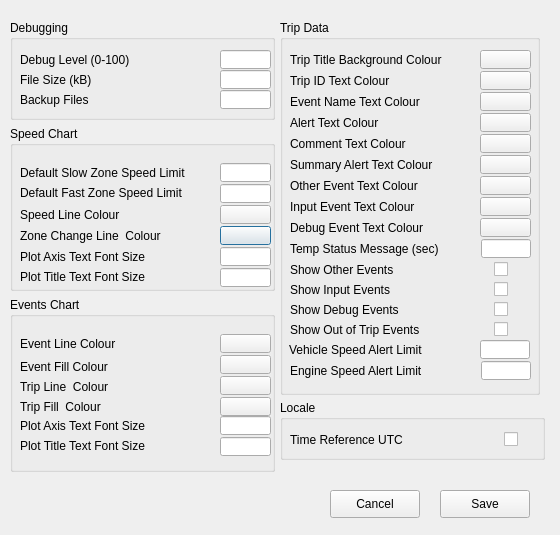
First picture: the form in preferences.ui, repository mikecv/etscrape, before the edit.
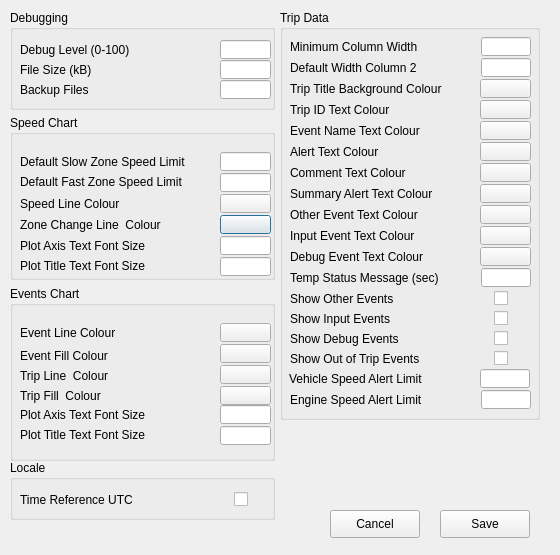
Second picture: the form after the edit.

Patch:
```diff
--- a/preferences.ui
+++ b/preferences.ui
@@ -10,7 +10,7 @@
     <x>0</x>
     <y>0</y>
     <width>560</width>
-    <height>535</height>
+    <height>555</height>
    </rect>
   </property>
   <property name="sizePolicy">
@@ -22,13 +22,13 @@
   <property name="minimumSize">
    <size>
     <width>560</width>
-    <height>535</height>
+    <height>555</height>
    </size>
   </property>
   <property name="maximumSize">
    <size>
     <width>560</width>
-    <height>535</height>
+    <height>555</height>
    </size>
   </property>
   <property name="windowTitle">
@@ -38,7 +38,7 @@
    <property name="geometry">
     <rect>
      <x>10</x>
-     <y>126</y>
+     <y>115</y>
      <width>265</width>
      <height>165</height>
     </rect>
@@ -249,21 +249,21 @@
    <property name="geometry">
     <rect>
      <x>280</x>
-     <y>20</y>
+     <y>10</y>
      <width>260</width>
-     <height>375</height>
+     <height>410</height>
     </rect>
    </property>
    <property name="minimumSize">
     <size>
      <width>260</width>
-     <height>375</height>
+     <height>410</height>
     </size>
    </property>
    <property name="maximumSize">
     <size>
      <width>260</width>
-     <height>375</height>
+     <height>410</height>
     </size>
    </property>
    <property name="title">
@@ -273,7 +273,7 @@
     <property name="geometry">
      <rect>
       <x>10</x>
-      <y>30</y>
+      <y>69</y>
       <width>181</width>
       <height>20</height>
      </rect>
@@ -286,7 +286,7 @@
     <property name="geometry">
      <rect>
       <x>200</x>
-      <y>30</y>
+      <y>69</y>
       <width>51</width>
       <height>19</height>
      </rect>
@@ -302,7 +302,7 @@
     <property name="geometry">
      <rect>
       <x>10</x>
-      <y>51</y>
+      <y>90</y>
       <width>181</width>
       <height>20</height>
      </rect>
@@ -315,7 +315,7 @@
     <property name="geometry">
      <rect>
       <x>200</x>
-      <y>51</y>
+      <y>90</y>
       <width>51</width>
       <height>19</height>
      </rect>
@@ -331,7 +331,7 @@
     <property name="geometry">
      <rect>
       <x>200</x>
-      <y>72</y>
+      <y>111</y>
       <width>51</width>
       <height>19</height>
      </rect>
@@ -347,7 +347,7 @@
     <property name="geometry">
      <rect>
       <x>10</x>
-      <y>72</y>
+      <y>111</y>
       <width>181</width>
       <height>19</height>
      </rect>
@@ -360,7 +360,7 @@
     <property name="geometry">
      <rect>
       <x>200</x>
-      <y>93</y>
+      <y>132</y>
       <width>51</width>
       <height>19</height>
      </rect>
@@ -376,7 +376,7 @@
     <property name="geometry">
      <rect>
       <x>10</x>
-      <y>93</y>
+      <y>132</y>
       <width>181</width>
       <height>19</height>
      </rect>
@@ -389,7 +389,7 @@
     <property name="geometry">
      <rect>
       <x>10</x>
-      <y>114</y>
+      <y>153</y>
       <width>181</width>
       <height>19</height>
      </rect>
@@ -402,7 +402,7 @@
     <property name="geometry">
      <rect>
       <x>200</x>
-      <y>114</y>
+      <y>153</y>
       <width>51</width>
       <height>19</height>
      </rect>
@@ -418,7 +418,7 @@
     <property name="geometry">
      <rect>
       <x>10</x>
-      <y>135</y>
+      <y>174</y>
       <width>181</width>
       <height>19</height>
      </rect>
@@ -431,7 +431,7 @@
     <property name="geometry">
      <rect>
       <x>200</x>
-      <y>135</y>
+      <y>174</y>
       <width>51</width>
       <height>19</height>
      </rect>
@@ -447,7 +447,7 @@
     <property name="geometry">
      <rect>
       <x>200</x>
-      <y>198</y>
+      <y>237</y>
       <width>51</width>
       <height>19</height>
      </rect>
@@ -463,7 +463,7 @@
     <property name="geometry">
      <rect>
       <x>10</x>
-      <y>156</y>
+      <y>195</y>
       <width>181</width>
       <height>19</height>
      </rect>
@@ -476,7 +476,7 @@
     <property name="geometry">
      <rect>
       <x>200</x>
-      <y>156</y>
+      <y>195</y>
       <width>51</width>
       <height>19</height>
      </rect>
@@ -492,7 +492,7 @@
     <property name="geometry">
      <rect>
       <x>10</x>
-      <y>177</y>
+      <y>216</y>
       <width>181</width>
       <height>19</height>
      </rect>
@@ -505,7 +505,7 @@
     <property name="geometry">
      <rect>
       <x>200</x>
-      <y>177</y>
+      <y>216</y>
       <width>51</width>
       <height>19</height>
      </rect>
@@ -521,7 +521,7 @@
     <property name="geometry">
      <rect>
       <x>10</x>
-      <y>198</y>
+      <y>237</y>
       <width>181</width>
       <height>19</height>
      </rect>
@@ -534,7 +534,7 @@
     <property name="geometry">
      <rect>
       <x>10</x>
-      <y>219</y>
+      <y>258</y>
       <width>181</width>
       <height>19</height>
      </rect>
@@ -547,7 +547,7 @@
     <property name="geometry">
      <rect>
       <x>201</x>
-      <y>219</y>
+      <y>258</y>
       <width>50</width>
       <height>19</height>
      </rect>
@@ -566,7 +566,7 @@
     <property name="geometry">
      <rect>
       <x>214</x>
-      <y>240</y>
+      <y>279</y>
       <width>21</width>
       <height>19</height>
      </rect>
@@ -579,7 +579,7 @@
     <property name="geometry">
      <rect>
       <x>10</x>
-      <y>240</y>
+      <y>279</y>
       <width>181</width>
       <height>19</height>
      </rect>
@@ -592,7 +592,7 @@
     <property name="geometry">
      <rect>
       <x>214</x>
-      <y>260</y>
+      <y>299</y>
       <width>21</width>
       <height>19</height>
      </rect>
@@ -605,7 +605,7 @@
     <property name="geometry">
      <rect>
       <x>10</x>
-      <y>260</y>
+      <y>299</y>
       <width>181</width>
       <height>19</height>
      </rect>
@@ -618,7 +618,7 @@
     <property name="geometry">
      <rect>
       <x>10</x>
-      <y>280</y>
+      <y>319</y>
       <width>181</width>
       <height>19</height>
      </rect>
@@ -631,7 +631,7 @@
     <property name="geometry">
      <rect>
       <x>214</x>
-      <y>280</y>
+      <y>319</y>
       <width>21</width>
       <height>19</height>
      </rect>
@@ -644,7 +644,7 @@
     <property name="geometry">
      <rect>
       <x>10</x>
-      <y>300</y>
+      <y>339</y>
       <width>181</width>
       <height>19</height>
      </rect>
@@ -657,7 +657,7 @@
     <property name="geometry">
      <rect>
       <x>214</x>
-      <y>300</y>
+      <y>339</y>
       <width>21</width>
       <height>19</height>
      </rect>
@@ -670,7 +670,7 @@
     <property name="geometry">
      <rect>
       <x>9</x>
-      <y>320</y>
+      <y>359</y>
       <width>181</width>
       <height>19</height>
      </rect>
@@ -683,7 +683,7 @@
     <property name="geometry">
      <rect>
       <x>200</x>
-      <y>320</y>
+      <y>359</y>
       <width>50</width>
       <height>19</height>
      </rect>
@@ -702,7 +702,7 @@
     <property name="geometry">
      <rect>
       <x>201</x>
-      <y>341</y>
+      <y>380</y>
       <width>50</width>
       <height>19</height>
      </rect>
@@ -721,7 +721,7 @@
     <property name="geometry">
      <rect>
       <x>10</x>
-      <y>341</y>
+      <y>380</y>
       <width>181</width>
       <height>19</height>
      </rect>
@@ -730,12 +730,76 @@
      <string>Engine Speed Alert Limit</string>
     </property>
    </widget>
+   <widget class="QLineEdit" name="minColWidthVal">
+    <property name="geometry">
+     <rect>
+      <x>201</x>
+      <y>27</y>
+      <width>50</width>
+      <height>19</height>
+     </rect>
+    </property>
+    <property name="toolTip">
+     <string extracomment="Debug level (0-100)"/>
+    </property>
+    <property name="inputMethodHints">
+     <set>Qt::ImhNone</set>
+    </property>
+    <property name="maxLength">
+     <number>3</number>
+    </property>
+   </widget>
+   <widget class="QLabel" name="label_27">
+    <property name="geometry">
+     <rect>
+      <x>10</x>
+      <y>27</y>
+      <width>181</width>
+      <height>19</height>
+     </rect>
+    </property>
+    <property name="text">
+     <string>Minimum Column Width</string>
+    </property>
+   </widget>
+   <widget class="QLineEdit" name="defWidthCol2Val">
+    <property name="geometry">
+     <rect>
+      <x>201</x>
+      <y>48</y>
+      <width>50</width>
+      <height>19</height>
+     </rect>
+    </property>
+    <property name="toolTip">
+     <string extracomment="Debug level (0-100)"/>
+    </property>
+    <property name="inputMethodHints">
+     <set>Qt::ImhNone</set>
+    </property>
+    <property name="maxLength">
+     <number>3</number>
+    </property>
+   </widget>
+   <widget class="QLabel" name="label_28">
+    <property name="geometry">
+     <rect>
+      <x>10</x>
+      <y>48</y>
+      <width>181</width>
+      <height>19</height>
+     </rect>
+    </property>
+    <property name="text">
+     <string>Default Width Column 2</string>
+    </property>
+   </widget>
   </widget>
   <widget class="QGroupBox" name="localeBox">
    <property name="geometry">
     <rect>
-     <x>280</x>
-     <y>400</y>
+     <x>10</x>
+     <y>460</y>
      <width>265</width>
      <height>60</height>
     </rect>
@@ -786,7 +850,7 @@
    <property name="geometry">
     <rect>
      <x>10</x>
-     <y>20</y>
+     <y>10</y>
      <width>265</width>
      <height>100</height>
     </rect>
@@ -907,7 +971,7 @@
    <property name="geometry">
     <rect>
      <x>440</x>
-     <y>490</y>
+     <y>510</y>
      <width>90</width>
      <height>28</height>
     </rect>
@@ -923,7 +987,7 @@
    <property name="geometry">
     <rect>
      <x>330</x>
-     <y>490</y>
+     <y>510</y>
      <width>90</width>
      <height>28</height>
     </rect>
@@ -936,7 +1000,7 @@
    <property name="geometry">
     <rect>
      <x>10</x>
-     <y>297</y>
+     <y>286</y>
      <width>265</width>
      <height>175</height>
     </rect>
```
